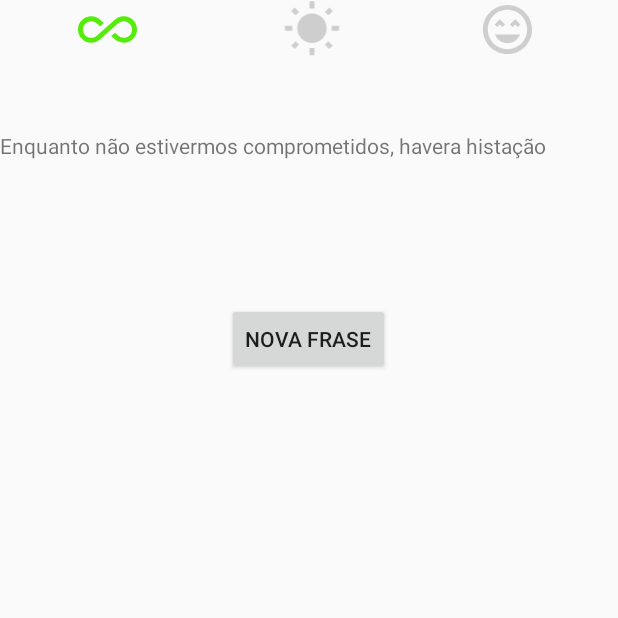
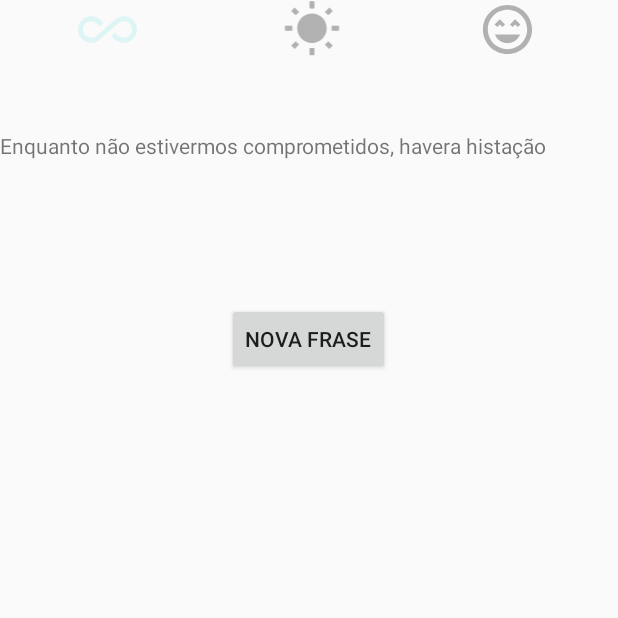
Before and after one commit to julio-cesar-vgs/kotlin-projeto2, an Android app: the MainActivity screen opened directly, with no data from a screen before it, on a phone screen of 412 x 824 dp, the top half of it. Run offline under Robolectric (Android 15) with nearby library versions, the phone set to English and light mode, and no system bars.

Commit message:
Constraint Layout

```diff
--- a/Motivation/app/build.gradle
+++ b/Motivation/app/build.gradle
@@ -5,7 +5,7 @@ apply plugin: 'kotlin-android'
 apply plugin: 'kotlin-android-extensions'
 
 android {
-    defaultConfig{
+    defaultConfig {
         vectorDrawables.useSupportLibrary = true
     }
     compileSdkVersion 29
@@ -27,7 +27,6 @@ android {
 }
 
 
-
 dependencies {
     implementation fileTree(dir: 'libs', include: ['*.jar'])
     implementation "org.jetbrains.kotlin:kotlin-stdlib-jdk7:$kotlin_version"
--- a/Motivation/app/src/main/res/values/colors.xml
+++ b/Motivation/app/src/main/res/values/colors.xml
@@ -1,12 +1,12 @@
 <?xml version="1.0" encoding="utf-8"?>
 <resources>
-    <color name="colorPrimary">#008577</color>
-    <color name="colorPrimaryDark">#00574B</color>
-    <color name="colorAccent">#D81B60</color>
+    <color name="colorPrimary">#0b121c</color>
+    <color name="colorPrimaryDark">#070b11</color>
+    <color name="colorAccent">#ffffff</color>
 
     <color name="black_overlay">#66000000</color>
 
-    <color name="menuItemSelected">#55EB0A</color>
-    <color name="menuItemUnselected">#cecece</color>
+    <color name="menuItemSelected">#def5f5</color>
+    <color name="menuItemUnselected">#b1b1b1</color>
 
 </resources>
```
Also changed, not shown: Motivation/app/src/main/AndroidManifest.xml (+8 -4 lines), Motivation/app/src/main/java/devmasterteam/com/views/SpotActivity.kt (added, +13 -0 lines), Motivation/app/src/main/res/layout/activity_spot.xml (added, +47 -0 lines).
